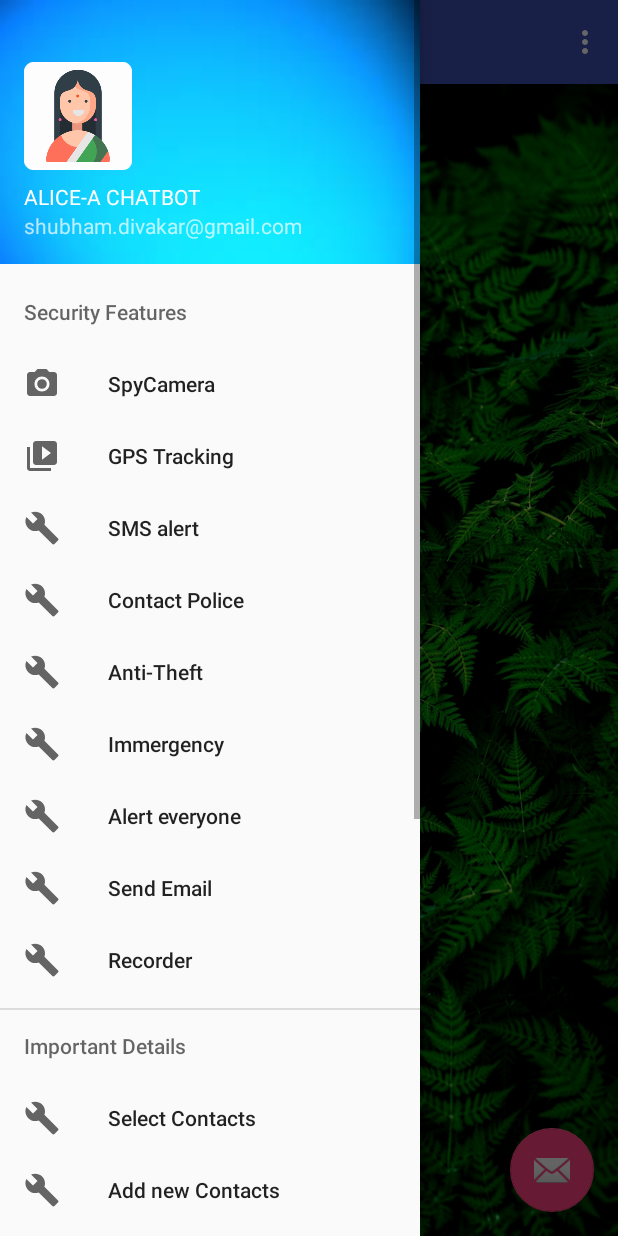
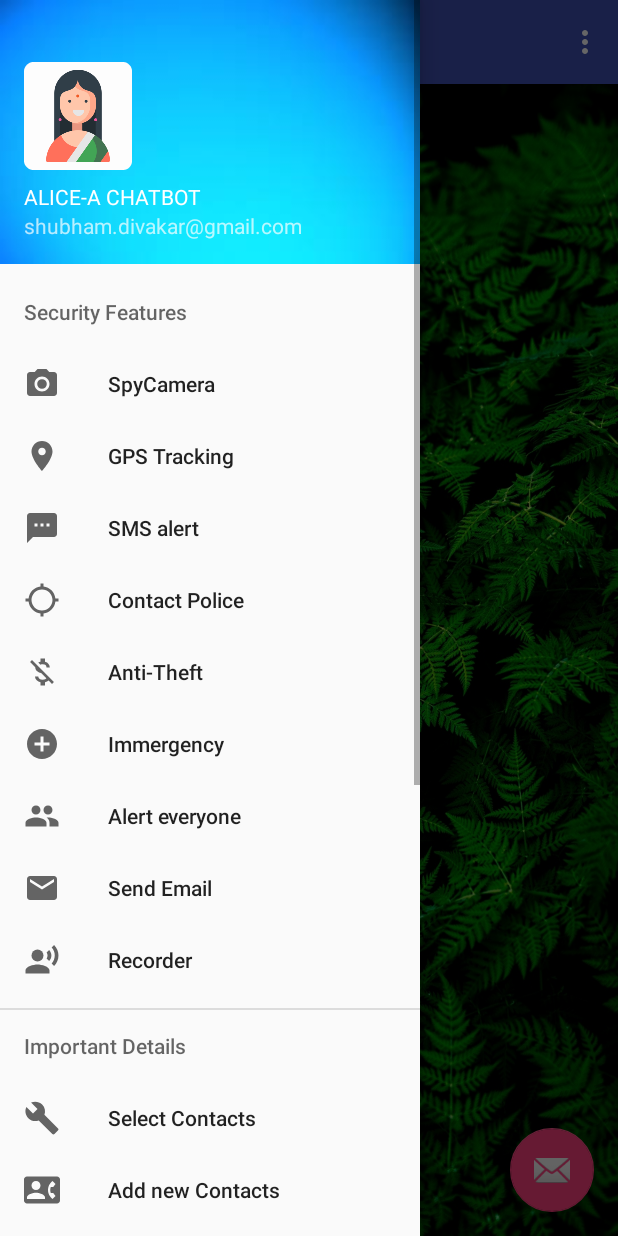
Before and after one commit to shubham10divakar/ALICE-FOR-WOMEN, an Android app: the Navigation screen opened directly, with no data from a screen before it, with the side drawer open, on a phone screen of 412 x 824 dp. Run offline under Robolectric (Android 15) with nearby library versions, the phone set to English and light mode, and no system bars; pictures from the network do not load; 1 statement that could not run was skipped.

Commit message:
UI changes

```diff
--- a/app/src/main/AndroidManifest.xml
+++ b/app/src/main/AndroidManifest.xml
@@ -108,7 +108,8 @@
             android:label="@string/title_activity_main_geofence" />
         <activity android:name=".mylocation.MainGeoActivity" />
         <activity android:name=".notification.PushNotificationActivity" />
-        <activity android:name=".SpyCamera"></activity>
+        <activity android:name=".SpyCamera" />
+        <activity android:name=".AboutDeveloper"></activity>
     </application>
 
 </manifest>
--- a/app/src/main/java/com/example/subhamdivakar/alice/BackCameraRecorderService2.java
+++ b/app/src/main/java/com/example/subhamdivakar/alice/BackCameraRecorderService2.java
@@ -106,9 +106,9 @@ public class BackCameraRecorderService2 extends Service {
             mMediaRecorder.setOutputFormat(MediaRecorder.OutputFormat.MPEG_4);
             mMediaRecorder.setAudioEncoder(MediaRecorder.AudioEncoder.AMR_NB);
             mMediaRecorder.setVideoEncoder(MediaRecorder.VideoEncoder.H264);
-            mMediaRecorder.setOutputFile(Environment.getExternalStorageDirectory().getPath() + "/video1.mp4");
+            mMediaRecorder.setOutputFile(Environment.getExternalStorageDirectory().getPath() + "/video.mp4");
             mMediaRecorder.setPreviewDisplay(mSurfaceHolder.getSurface());
-            filepath=Uri.parse(Environment.getExternalStorageDirectory().getPath() + "/video1.mp4");
+            filepath=Uri.parse(Environment.getExternalStorageDirectory().getPath() + "/video.mp4");
             mMediaRecorder.prepare();
             mMediaRecorder.start();
 //"/storage/emulated/0/video.mp4"
--- a/app/src/main/java/com/example/subhamdivakar/alice/Navigation.java
+++ b/app/src/main/java/com/example/subhamdivakar/alice/Navigation.java
@@ -270,6 +270,11 @@ public class Navigation extends AppCompatActivity
             Intent obj=new Intent(this,AudioRecording.class);
             startActivity(obj);
         }
+        else if(id==R.id.nav_about){
+            //SqDB database = new SqDB(this);
+            Intent obj=new Intent(this,AboutDeveloper.class);
+            startActivity(obj);
+        }
 
 
         DrawerLayout drawer = (DrawerLayout) findViewById(R.id.drawer_layout);
--- /dev/null
+++ b/app/src/main/res/drawable/ic_add_circle_black_24dp.xml
@@ -0,0 +1,9 @@
+<vector xmlns:android="http://schemas.android.com/apk/res/android"
+        android:width="24dp"
+        android:height="24dp"
+        android:viewportWidth="24.0"
+        android:viewportHeight="24.0">
+    <path
+        android:fillColor="#FF000000"
+        android:pathData="M12,2C6.48,2 2,6.48 2,12s4.48,10 10,10 10,-4.48 10,-10S17.52,2 12,2zM17,13h-4v4h-2v-4L7,13v-2h4L11,7h2v4h4v2z"/>
+</vector>
--- /dev/null
+++ b/app/src/main/res/drawable/ic_contact_phone_black_24dp.xml
@@ -0,0 +1,9 @@
+<vector xmlns:android="http://schemas.android.com/apk/res/android"
+        android:width="24dp"
+        android:height="24dp"
+        android:viewportWidth="24.0"
+        android:viewportHeight="24.0">
+    <path
+        android:fillColor="#FF000000"
+        android:pathData="M22,3L2,3C0.9,3 0,3.9 0,5v14c0,1.1 0.9,2 2,2h20c1.1,0 1.99,-0.9 1.99,-2L24,5c0,-1.1 -0.9,-2 -2,-2zM8,6c1.66,0 3,1.34 3,3s-1.34,3 -3,3 -3,-1.34 -3,-3 1.34,-3 3,-3zM14,18L2,18v-1c0,-2 4,-3.1 6,-3.1s6,1.1 6,3.1v1zM17.85,14h1.64L21,16l-1.99,1.99c-1.31,-0.98 -2.28,-2.38 -2.73,-3.99 -0.18,-0.64 -0.28,-1.31 -0.28,-2s0.1,-1.36 0.28,-2c0.45,-1.62 1.42,-3.01 2.73,-3.99L21,8l-1.51,2h-1.64c-0.22,0.63 -0.35,1.3 -0.35,2s0.13,1.37 0.35,2z"/>
+</vector>
--- /dev/null
+++ b/app/src/main/res/drawable/ic_contacts_black_24dp.xml
@@ -0,0 +1,9 @@
+<vector xmlns:android="http://schemas.android.com/apk/res/android"
+        android:width="24dp"
+        android:height="24dp"
+        android:viewportWidth="24.0"
+        android:viewportHeight="24.0">
+    <path
+        android:fillColor="#FF000000"
+        android:pathData="M20,0L4,0v2h16L20,0zM4,24h16v-2L4,22v2zM20,4L4,4c-1.1,0 -2,0.9 -2,2v12c0,1.1 0.9,2 2,2h16c1.1,0 2,-0.9 2,-2L22,6c0,-1.1 -0.9,-2 -2,-2zM12,6.75c1.24,0 2.25,1.01 2.25,2.25s-1.01,2.25 -2.25,2.25S9.75,10.24 9.75,9 10.76,6.75 12,6.75zM17,17L7,17v-1.5c0,-1.67 3.33,-2.5 5,-2.5s5,0.83 5,2.5L17,17z"/>
+</vector>
--- /dev/null
+++ b/app/src/main/res/drawable/ic_developer_mode_black_24dp.xml
@@ -0,0 +1,9 @@
+<vector xmlns:android="http://schemas.android.com/apk/res/android"
+        android:width="24dp"
+        android:height="24dp"
+        android:viewportWidth="24.0"
+        android:viewportHeight="24.0">
+    <path
+        android:fillColor="#FF000000"
+        android:pathData="M7,5h10v2h2L19,3c0,-1.1 -0.9,-1.99 -2,-1.99L7,1c-1.1,0 -2,0.9 -2,2v4h2L7,5zM15.41,16.59L20,12l-4.59,-4.59L14,8.83 17.17,12 14,15.17l1.41,1.42zM10,15.17L6.83,12 10,8.83 8.59,7.41 4,12l4.59,4.59L10,15.17zM17,19L7,19v-2L5,17v4c0,1.1 0.9,2 2,2h10c1.1,0 2,-0.9 2,-2v-4h-2v2z"/>
+</vector>
--- /dev/null
+++ b/app/src/main/res/drawable/ic_domain_black_24dp.xml
@@ -0,0 +1,9 @@
+<vector xmlns:android="http://schemas.android.com/apk/res/android"
+        android:width="24dp"
+        android:height="24dp"
+        android:viewportWidth="24.0"
+        android:viewportHeight="24.0">
+    <path
+        android:fillColor="#FF000000"
+        android:pathData="M12,7L12,3L2,3v18h20L22,7L12,7zM6,19L4,19v-2h2v2zM6,15L4,15v-2h2v2zM6,11L4,11L4,9h2v2zM6,7L4,7L4,5h2v2zM10,19L8,19v-2h2v2zM10,15L8,15v-2h2v2zM10,11L8,11L8,9h2v2zM10,7L8,7L8,5h2v2zM20,19h-8v-2h2v-2h-2v-2h2v-2h-2L12,9h8v10zM18,11h-2v2h2v-2zM18,15h-2v2h2v-2z"/>
+</vector>
--- /dev/null
+++ b/app/src/main/res/drawable/ic_email_black_24dp.xml
@@ -0,0 +1,9 @@
+<vector xmlns:android="http://schemas.android.com/apk/res/android"
+        android:width="24dp"
+        android:height="24dp"
+        android:viewportWidth="24.0"
+        android:viewportHeight="24.0">
+    <path
+        android:fillColor="#FF000000"
+        android:pathData="M20,4L4,4c-1.1,0 -1.99,0.9 -1.99,2L2,18c0,1.1 0.9,2 2,2h16c1.1,0 2,-0.9 2,-2L22,6c0,-1.1 -0.9,-2 -2,-2zM20,8l-8,5 -8,-5L4,6l8,5 8,-5v2z"/>
+</vector>
--- /dev/null
+++ b/app/src/main/res/drawable/ic_location_on_black_24dp.xml
@@ -0,0 +1,9 @@
+<vector xmlns:android="http://schemas.android.com/apk/res/android"
+        android:width="24dp"
+        android:height="24dp"
+        android:viewportWidth="24.0"
+        android:viewportHeight="24.0">
+    <path
+        android:fillColor="#FF000000"
+        android:pathData="M12,2C8.13,2 5,5.13 5,9c0,5.25 7,13 7,13s7,-7.75 7,-13c0,-3.87 -3.13,-7 -7,-7zM12,11.5c-1.38,0 -2.5,-1.12 -2.5,-2.5s1.12,-2.5 2.5,-2.5 2.5,1.12 2.5,2.5 -1.12,2.5 -2.5,2.5z"/>
+</vector>
--- /dev/null
+++ b/app/src/main/res/drawable/ic_location_searching_black_24dp.xml
@@ -0,0 +1,9 @@
+<vector xmlns:android="http://schemas.android.com/apk/res/android"
+        android:width="24dp"
+        android:height="24dp"
+        android:viewportWidth="24.0"
+        android:viewportHeight="24.0">
+    <path
+        android:fillColor="#FF000000"
+        android:pathData="M20.94,11c-0.46,-4.17 -3.77,-7.48 -7.94,-7.94V1h-2v2.06C6.83,3.52 3.52,6.83 3.06,11H1v2h2.06c0.46,4.17 3.77,7.48 7.94,7.94V23h2v-2.06c4.17,-0.46 7.48,-3.77 7.94,-7.94H23v-2h-2.06zM12,19c-3.87,0 -7,-3.13 -7,-7s3.13,-7 7,-7 7,3.13 7,7 -3.13,7 -7,7z"/>
+</vector>
--- /dev/null
+++ b/app/src/main/res/drawable/ic_money_off_black_24dp.xml
@@ -0,0 +1,9 @@
+<vector xmlns:android="http://schemas.android.com/apk/res/android"
+        android:width="24dp"
+        android:height="24dp"
+        android:viewportWidth="24.0"
+        android:viewportHeight="24.0">
+    <path
+        android:fillColor="#FF000000"
+        android:pathData="M12.5,6.9c1.78,0 2.44,0.85 2.5,2.1h2.21c-0.07,-1.72 -1.12,-3.3 -3.21,-3.81V3h-3v2.16c-0.53,0.12 -1.03,0.3 -1.48,0.54l1.47,1.47c0.41,-0.17 0.91,-0.27 1.51,-0.27zM5.33,4.06L4.06,5.33 7.5,8.77c0,2.08 1.56,3.21 3.91,3.91l3.51,3.51c-0.34,0.48 -1.05,0.91 -2.42,0.91 -2.06,0 -2.87,-0.92 -2.98,-2.1h-2.2c0.12,2.19 1.76,3.42 3.68,3.83V21h3v-2.15c0.96,-0.18 1.82,-0.55 2.45,-1.12l2.22,2.22 1.27,-1.27L5.33,4.06z"/>
+</vector>
--- /dev/null
+++ b/app/src/main/res/drawable/ic_people_black_24dp.xml
@@ -0,0 +1,9 @@
+<vector xmlns:android="http://schemas.android.com/apk/res/android"
+        android:width="24dp"
+        android:height="24dp"
+        android:viewportWidth="24.0"
+        android:viewportHeight="24.0">
+    <path
+        android:fillColor="#FF000000"
+        android:pathData="M16,11c1.66,0 2.99,-1.34 2.99,-3S17.66,5 16,5c-1.66,0 -3,1.34 -3,3s1.34,3 3,3zM8,11c1.66,0 2.99,-1.34 2.99,-3S9.66,5 8,5C6.34,5 5,6.34 5,8s1.34,3 3,3zM8,13c-2.33,0 -7,1.17 -7,3.5L1,19h14v-2.5c0,-2.33 -4.67,-3.5 -7,-3.5zM16,13c-0.29,0 -0.62,0.02 -0.97,0.05 1.16,0.84 1.97,1.97 1.97,3.45L17,19h6v-2.5c0,-2.33 -4.67,-3.5 -7,-3.5z"/>
+</vector>
--- /dev/null
+++ b/app/src/main/res/drawable/ic_record_voice_over_black_24dp.xml
@@ -0,0 +1,12 @@
+<vector xmlns:android="http://schemas.android.com/apk/res/android"
+        android:width="24dp"
+        android:height="24dp"
+        android:viewportWidth="24.0"
+        android:viewportHeight="24.0">
+    <path
+        android:fillColor="#FF000000"
+        android:pathData="M9,9m-4,0a4,4 0,1 1,8 0a4,4 0,1 1,-8 0"/>
+    <path
+        android:fillColor="#FF000000"
+        android:pathData="M9,15c-2.67,0 -8,1.34 -8,4v2h16v-2c0,-2.66 -5.33,-4 -8,-4zM16.76,5.36l-1.68,1.69c0.84,1.18 0.84,2.71 0,3.89l1.68,1.69c2.02,-2.02 2.02,-5.07 0,-7.27zM20.07,2l-1.63,1.63c2.77,3.02 2.77,7.56 0,10.74L20.07,16c3.9,-3.89 3.91,-9.95 0,-14z"/>
+</vector>
--- /dev/null
+++ b/app/src/main/res/drawable/ic_textsms_black_24dp.xml
@@ -0,0 +1,9 @@
+<vector xmlns:android="http://schemas.android.com/apk/res/android"
+        android:width="24dp"
+        android:height="24dp"
+        android:viewportWidth="24.0"
+        android:viewportHeight="24.0">
+    <path
+        android:fillColor="#FF000000"
+        android:pathData="M20,2L4,2c-1.1,0 -1.99,0.9 -1.99,2L2,22l4,-4h14c1.1,0 2,-0.9 2,-2L22,4c0,-1.1 -0.9,-2 -2,-2zM9,11L7,11L7,9h2v2zM13,11h-2L11,9h2v2zM17,11h-2L15,9h2v2z"/>
+</vector>
--- a/app/src/main/res/menu/activity_navigation_drawer.xml
+++ b/app/src/main/res/menu/activity_navigation_drawer.xml
@@ -12,36 +12,36 @@
                     android:title="SpyCamera" />
                 <item
                     android:id="@+id/gps"
-                    android:icon="@drawable/ic_menu_slideshow"
+                    android:icon="@drawable/ic_location_on_black_24dp"
                     android:title="GPS Tracking" />
                 <item
                     android:id="@+id/sms"
-                    android:icon="@drawable/ic_menu_manage"
+                    android:icon="@drawable/ic_textsms_black_24dp"
                     android:title="SMS alert" />
                 <item
                     android:id="@+id/police"
-                    android:icon="@drawable/ic_menu_manage"
+                    android:icon="@drawable/ic_location_searching_black_24dp"
                     android:title="Contact Police" />
                 <item
                     android:id="@+id/theft"
-                    android:icon="@drawable/ic_menu_manage"
+                    android:icon="@drawable/ic_money_off_black_24dp"
                     android:title="Anti-Theft"/>
                 <item
                     android:id="@+id/immergency"
-                    android:icon="@drawable/ic_menu_manage"
+                    android:icon="@drawable/ic_add_circle_black_24dp"
                     android:title="Immergency" />
                 <item
                     android:id="@+id/note"
-                    android:icon="@drawable/ic_menu_manage"
+                    android:icon="@drawable/ic_people_black_24dp"
                     android:title="Alert everyone"
                     />
                 <item
                     android:id="@+id/email"
-                    android:icon="@drawable/ic_menu_manage"
+                    android:icon="@drawable/ic_email_black_24dp"
                     android:title="Send Email"/>
                 <item
                     android:id="@+id/record"
-                    android:icon="@drawable/ic_menu_manage"
+                    android:icon="@drawable/ic_record_voice_over_black_24dp"
                     android:title="Recorder"/>
             </menu>
         </item>
@@ -54,11 +54,11 @@
             android:title="Select Contacts" />
             <item
                 android:id="@+id/erase"
-                android:icon="@drawable/ic_menu_manage"
+                android:icon="@drawable/ic_contact_phone_black_24dp"
                 android:title="Add new Contacts" />
                 <item
                     android:id="@+id/display"
-                    android:icon="@drawable/ic_menu_manage"
+                    android:icon="@drawable/ic_contacts_black_24dp"
                     android:title="Display Saved Contacts"/>
             </menu>
 
@@ -68,8 +68,8 @@
         <menu>
             <item
                 android:id="@+id/health"
-                android:icon="@drawable/ic_menu_manage"
-                android:title="PEDOMETER" />
+                android:icon="@drawable/ic_domain_black_24dp"
+                android:title="Pedometer" />
             </menu>
         </item>
 
@@ -89,6 +89,11 @@
                 android:id="@+id/nav_send"
                 android:icon="@drawable/ic_menu_send"
                 android:title="Send" />
+            <item
+                android:id="@+id/nav_about"
+                android:icon="@drawable/ic_developer_mode_black_24dp"
+                android:title="about"
+                />
         </menu>
     </item>
 
--- a/app/src/main/res/values/dimens.xml
+++ b/app/src/main/res/values/dimens.xml
@@ -14,5 +14,7 @@
     <dimen name="slide_desc">16dp</dimen>
     <dimen name="desc_padding">40dp</dimen>
 
+    <dimen name="detail_backdrop_height">270dp</dimen>
+
 
 </resources>
```
Also changed, not shown: app/src/main/java/com/example/subhamdivakar/alice/AboutDeveloper.java (added, +81 -0 lines), app/src/main/res/layout/activity_about_developer.xml (added, +71 -0 lines), app/src/main/res/layout/content_main90.xml (added, +135 -0 lines).
